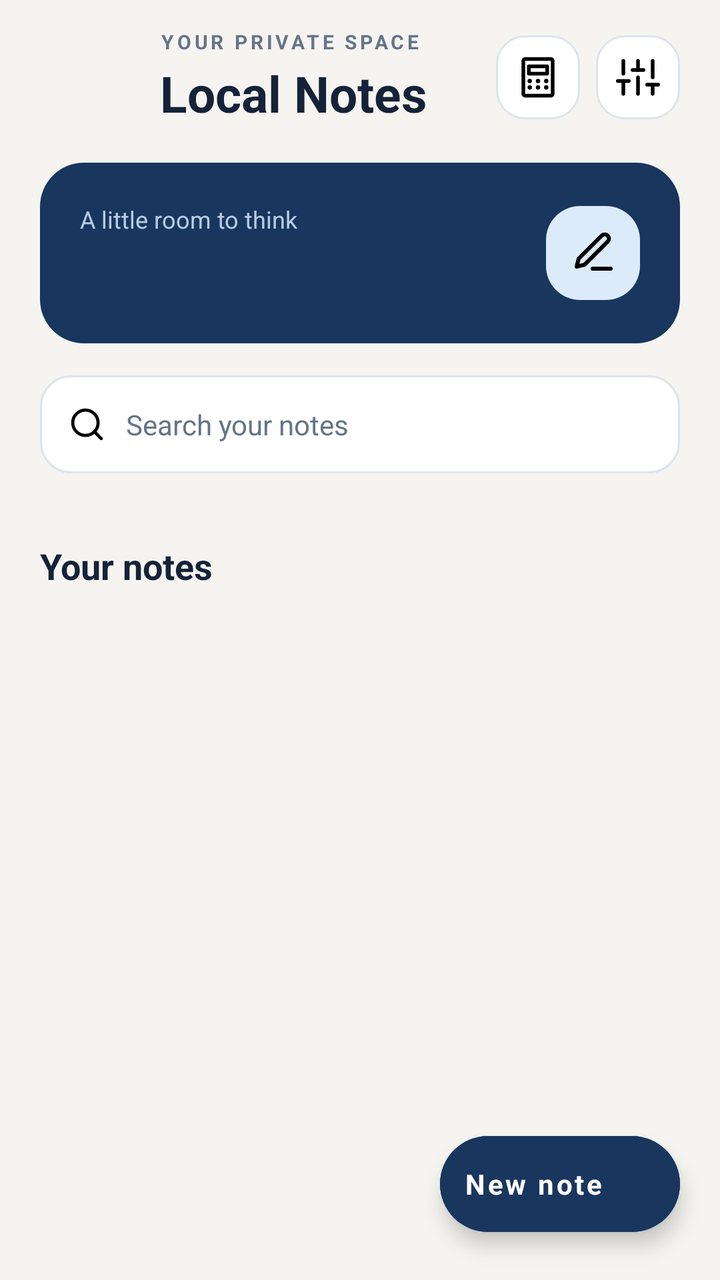
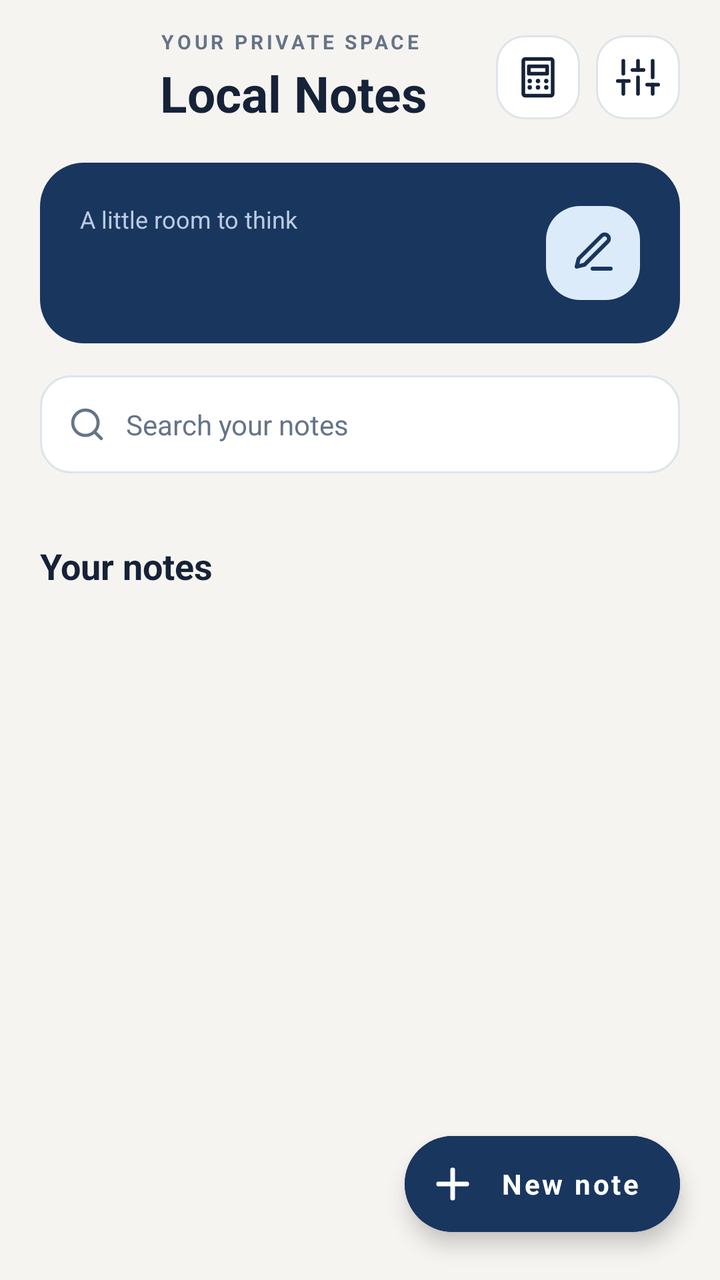

Two renders of the same Android screen: before a commit and after it. Below are the layout's source before the change and the commit's diff.
<!-- AndroidManifest.xml: activity theme Theme.LocalNotes.Splash -->
<!-- res/layout/activity_main.xml -->
<?xml version="1.0" encoding="utf-8"?>
<FrameLayout xmlns:android="http://schemas.android.com/apk/res/android"
    xmlns:app="http://schemas.android.com/apk/res/res-auto"
    android:layout_width="match_parent"
    android:layout_height="match_parent"
    android:background="@color/background"
    android:fitsSystemWindows="true">

    <LinearLayout
        android:layout_width="match_parent"
        android:layout_height="match_parent"
        android:orientation="vertical">

        
        <LinearLayout
            android:layout_width="match_parent"
            android:layout_height="wrap_content"
            android:layout_marginStart="@dimen/screen_padding"
            android:layout_marginEnd="@dimen/screen_padding"
            android:layout_marginTop="14dp"
            android:layout_marginBottom="18dp"
            android:gravity="center_vertical"
            android:orientation="horizontal">

            <ImageView
                android:id="@+id/brandIcon"
                android:layout_width="48dp"
                android:layout_height="48dp"
                android:contentDescription="@string/app_name"
                android:src="@mipmap/ic_launcher" />

            <LinearLayout
                android:layout_width="0dp"
                android:layout_height="wrap_content"
                android:layout_weight="1"
                android:layout_marginStart="12dp"
                android:orientation="vertical">

                <TextView
                    style="@style/Text.Eyebrow"
                    android:layout_width="wrap_content"
                    android:layout_height="wrap_content"
                    android:text="@string/eyebrow_home" />

                <TextView
                    style="@style/Text.Heading"
                    android:layout_width="wrap_content"
                    android:layout_height="wrap_content"
                    android:layout_marginTop="2dp"
                    android:text="@string/app_name" />
            </LinearLayout>

            <ImageButton
                android:id="@+id/calculatorButton"
                style="@style/Widget.IconButton"
                android:layout_marginEnd="8dp"
                android:contentDescription="@string/cd_calculator"
                android:src="@drawable/ic_calculator"
                app:tint="@color/foreground" />

            <ImageButton
                android:id="@+id/settingsButton"
                style="@style/Widget.IconButton"
                android:contentDescription="@string/cd_settings"
                android:src="@drawable/ic_sliders"
                app:tint="@color/foreground" />
        </LinearLayout>

        
        <LinearLayout
            android:id="@+id/summaryCard"
            android:layout_width="match_parent"
            android:layout_height="wrap_content"
            android:layout_marginStart="@dimen/screen_padding"
            android:layout_marginEnd="@dimen/screen_padding"
            android:layout_marginBottom="16dp"
            android:background="@drawable/bg_summary_card"
            android:gravity="center_vertical"
            android:orientation="horizontal"
            android:padding="20dp">

            <LinearLayout
                android:layout_width="0dp"
                android:layout_height="wrap_content"
                android:layout_weight="1"
                android:orientation="vertical">

                <TextView
                    android:layout_width="wrap_content"
                    android:layout_height="wrap_content"
                    android:fontFamily="sans-serif-medium"
                    android:text="@string/summary_label"
                    android:textColor="@color/summary_label"
                    android:textSize="12sp" />

                <TextView
                    android:id="@+id/summaryTitle"
                    android:layout_width="wrap_content"
                    android:layout_height="wrap_content"
                    android:layout_marginTop="7dp"
                    android:fontFamily="sans-serif"
                    android:textStyle="bold"
                    android:textColor="@color/white"
                    android:textSize="20sp" />
            </LinearLayout>

            <FrameLayout
                android:layout_width="47dp"
                android:layout_height="47dp"
                android:background="@drawable/bg_summary_mark">

                <ImageView
                    android:layout_width="24dp"
                    android:layout_height="24dp"
                    android:layout_gravity="center"
                    android:src="@drawable/ic_edit"
                    app:tint="@color/primary" />
            </FrameLayout>
        </LinearLayout>

        
        <LinearLayout
            android:layout_width="match_parent"
            android:layout_height="49dp"
            android:layout_marginStart="@dimen/screen_padding"
            android:layout_marginEnd="@dimen/screen_padding"
            android:layout_marginBottom="14dp"
            android:background="@drawable/bg_search_box"
            android:gravity="center_vertical"
            android:orientation="horizontal"
            android:paddingStart="14dp"
            android:paddingEnd="14dp">

            <ImageView
                android:layout_width="19dp"
                android:layout_height="19dp"
                android:contentDescription="@null"
                android:src="@drawable/ic_search"
                app:tint="@color/mutedForeground" />

            <EditText
                android:id="@+id/searchInput"
                android:layout_width="0dp"
                android:layout_height="match_parent"
                android:layout_weight="1"
                android:layout_marginStart="10dp"
                android:background="@android:color/transparent"
                android:hint="@string/search_hint"
                android:imeOptions="actionSearch"
                android:inputType="text"
                android:maxLines="1"
                android:textColor="@color/foreground"
                android:textColorHint="@color/mutedForeground"
                android:textSize="14sp" />

            <ImageButton
                android:id="@+id/clearSearchButton"
                android:layout_width="24dp"
                android:layout_height="24dp"
                android:background="@android:color/transparent"
                android:contentDescription="@null"
                android:src="@drawable/ic_close_circle"
                android:visibility="gone"
                app:tint="@color/mutedForeground" />
        </LinearLayout>

        
        <HorizontalScrollView
            android:layout_width="match_parent"
            android:layout_height="wrap_content"
            android:layout_marginBottom="20dp"
            android:clipToPadding="false"
            android:paddingStart="@dimen/screen_padding"
            android:paddingEnd="@dimen/screen_padding"
            android:scrollbars="none">

            <LinearLayout
                android:id="@+id/filterRow"
                android:layout_width="wrap_content"
                android:layout_height="wrap_content"
                android:orientation="horizontal" />
        </HorizontalScrollView>

        
        <LinearLayout
            android:layout_width="match_parent"
            android:layout_height="wrap_content"
            android:layout_marginStart="@dimen/screen_padding"
            android:layout_marginEnd="@dimen/screen_padding"
            android:layout_marginBottom="11dp"
            android:gravity="center_vertical"
            android:orientation="horizontal">

            <TextView
                android:id="@+id/sectionTitle"
                style="@style/Text.SectionTitle"
                android:layout_width="0dp"
                android:layout_height="wrap_content"
                android:layout_weight="1"
                android:text="@string/section_your_notes" />

            <TextView
                android:id="@+id/emptyTrashButton"
                android:layout_width="wrap_content"
                android:layout_height="wrap_content"
                android:fontFamily="sans-serif"
                android:textStyle="bold"
                android:padding="4dp"
                android:text="@string/empty_trash"
                android:textColor="@color/destructive"
                android:textSize="12sp"
                android:visibility="gone" />
        </LinearLayout>

        
        <FrameLayout
            android:layout_width="match_parent"
            android:layout_height="0dp"
            android:layout_weight="1">

            <androidx.recyclerview.widget.RecyclerView
                android:id="@+id/notesRecyclerView"
                android:layout_width="match_parent"
                android:layout_height="match_parent"
                android:clipToPadding="false"
                android:paddingStart="@dimen/screen_padding"
                android:paddingEnd="@dimen/screen_padding"
                android:paddingBottom="100dp"
                android:scrollbars="vertical" />

            <LinearLayout
                android:id="@+id/emptyState"
                android:layout_width="match_parent"
                android:layout_height="wrap_content"
                android:layout_gravity="top"
                android:layout_marginStart="@dimen/screen_padding"
                android:layout_marginEnd="@dimen/screen_padding"
                android:layout_marginTop="4dp"
                android:background="@drawable/bg_empty_state"
                android:gravity="center_horizontal"
                android:orientation="vertical"
                android:padding="25dp"
                android:visibility="gone">

                <FrameLayout
                    android:layout_width="53dp"
                    android:layout_height="53dp"
                    android:background="@drawable/bg_empty_icon">

                    <ImageView
                        android:id="@+id/emptyIcon"
                        android:layout_width="24dp"
                        android:layout_height="24dp"
                        android:layout_gravity="center"
                        android:src="@drawable/ic_edit"
                        app:tint="@color/accentForeground" />
                </FrameLayout>

                <TextView
                    android:id="@+id/emptyTitle"
                    android:layout_width="wrap_content"
                    android:layout_height="wrap_content"
                    android:layout_marginTop="13dp"
                    android:fontFamily="sans-serif"
                    android:textStyle="bold"
                    android:textColor="@color/foreground"
                    android:textSize="16sp" />

                <TextView
                    android:id="@+id/emptyCopy"
                    android:layout_width="wrap_content"
                    android:layout_height="wrap_content"
                    android:layout_marginTop="6dp"
                    android:gravity="center"
                    android:lineSpacingExtra="3dp"
                    android:textColor="@color/mutedForeground"
                    android:textSize="13sp" />
            </LinearLayout>
        </FrameLayout>
    </LinearLayout>

    <com.google.android.material.floatingactionbutton.ExtendedFloatingActionButton
        android:id="@+id/newNoteButton"
        android:layout_width="wrap_content"
        android:layout_height="wrap_content"
        android:layout_gravity="bottom|end"
        android:layout_marginEnd="20dp"
        android:layout_marginBottom="24dp"
        android:backgroundTint="@color/primary"
        android:text="@string/new_note"
        android:textAllCaps="false"
        android:fontFamily="sans-serif"
        android:textStyle="bold"
        android:textColor="@color/primaryForeground"
        app:icon="@drawable/ic_add"
        app:iconTint="@color/primaryForeground"
        app:cornerRadius="18dp"
        app:elevation="6dp"
        app:rippleColor="#33FFFFFF" />

</FrameLayout>
<!-- resources referenced by this layout -->
<resources>
  <color name="accentForeground">#1E4C7B</color>
  <color name="background">#F6F4F0</color>
  <color name="destructive">#B84D4D</color>
  <color name="foreground">#152238</color>
  <color name="mutedForeground">#667487</color>
  <color name="primary">#19365F</color>
  <color name="primaryForeground">#FFFFFF</color>
  <color name="summary_label">#B9CCE3</color>
  <color name="white">#FFFFFF</color>
  <dimen name="screen_padding">20dp</dimen>
  <!-- drawable bg_empty_icon (drawable) -->
  <shape xmlns:android="http://schemas.android.com/apk/res/android" android:shape="rectangle">
      <solid android:color="@color/accent"/>
      <corners android:radius="19dp"/>
  </shape>
  <!-- drawable bg_empty_state (drawable) -->
  <shape xmlns:android="http://schemas.android.com/apk/res/android" android:shape="rectangle">
      <solid android:color="@color/card"/>
      <stroke android:width="1dp" android:color="@color/border"/>
      <corners android:radius="18dp"/>
  </shape>
  <!-- drawable bg_search_box (drawable) -->
  <shape xmlns:android="http://schemas.android.com/apk/res/android" android:shape="rectangle">
      <solid android:color="@color/card"/>
      <stroke android:width="1dp" android:color="@color/border"/>
      <corners android:radius="15dp"/>
  </shape>
  <!-- drawable bg_summary_card (drawable) -->
  <shape xmlns:android="http://schemas.android.com/apk/res/android" android:shape="rectangle">
      <solid android:color="@color/primary"/>
      <corners android:radius="22dp"/>
  </shape>
  <!-- drawable bg_summary_mark (drawable) -->
  <shape xmlns:android="http://schemas.android.com/apk/res/android" android:shape="rectangle">
      <solid android:color="@color/summary_mark_bg"/>
      <corners android:radius="17dp"/>
  </shape>
  <!-- mipmap ic_launcher (mipmap-anydpi-v26) -->
  <?xml version="1.0" encoding="utf-8"?>
  <adaptive-icon xmlns:android="http://schemas.android.com/apk/res/android">
      <background android:drawable="@color/ic_launcher_background" />
      <foreground android:drawable="@mipmap/ic_launcher_foreground" />
  </adaptive-icon>
  <string name="app_name">Local Notes</string>
  <string name="cd_calculator">Open calculator</string>
  <string name="cd_settings">Open settings</string>
  <string name="empty_trash">Empty trash</string>
  <string name="eyebrow_home">YOUR PRIVATE SPACE</string>
  <string name="new_note">New note</string>
  <string name="search_hint">Search your notes</string>
  <string name="section_your_notes">Your notes</string>
  <string name="summary_label">A little room to think</string>
  <style name="Text.Eyebrow" parent="">
          <item name="android:textSize">10sp</item>
          <item name="android:textStyle">bold</item>
          <item name="android:letterSpacing">0.16</item>
          <item name="android:textColor">@color/mutedForeground</item>
      </style>
  <style name="Text.Heading" parent="">
          <item name="android:textSize">25sp</item>
          <item name="android:textStyle">bold</item>
          <item name="android:textColor">@color/foreground</item>
      </style>
  <style name="Text.SectionTitle" parent="">
          <item name="android:textSize">18sp</item>
          <item name="android:textStyle">bold</item>
          <item name="android:textColor">@color/foreground</item>
      </style>
  <style name="Widget.IconButton" parent="">
          <item name="android:layout_width">42dp</item>
          <item name="android:layout_height">42dp</item>
          <item name="android:background">@drawable/bg_icon_button</item>
          <item name="android:padding">10dp</item>
          <item name="android:scaleType">fitCenter</item>
      </style>
  <style name="Theme.LocalNotes.Splash" parent="Theme.LocalNotes">
          <item name="android:windowBackground">@drawable/splash_background</item>
      </style>
  <color name="accent">#DCEBFA</color>
  <color name="card">#FFFFFF</color>
  <color name="border">#DDE4EB</color>
  <color name="summary_mark_bg">#DCEBFA</color>
  <color name="ic_launcher_background">#192644</color>
  <color name="tint">#2E5D91</color>
</resources>

<!-- the commit's change to res/layout/activity_main.xml (unified diff, before → after) -->
@@ -1,6 +1,6 @@
 <?xml version="1.0" encoding="utf-8"?>
 <FrameLayout xmlns:android="http://schemas.android.com/apk/res/android"
-    xmlns:app="http://schemas.android.com/apk/res/res-auto"
+    xmlns:app="http://schemas.android.com/apk/res-auto"
     android:layout_width="match_parent"
     android:layout_height="match_parent"
     android:background="@color/background"
